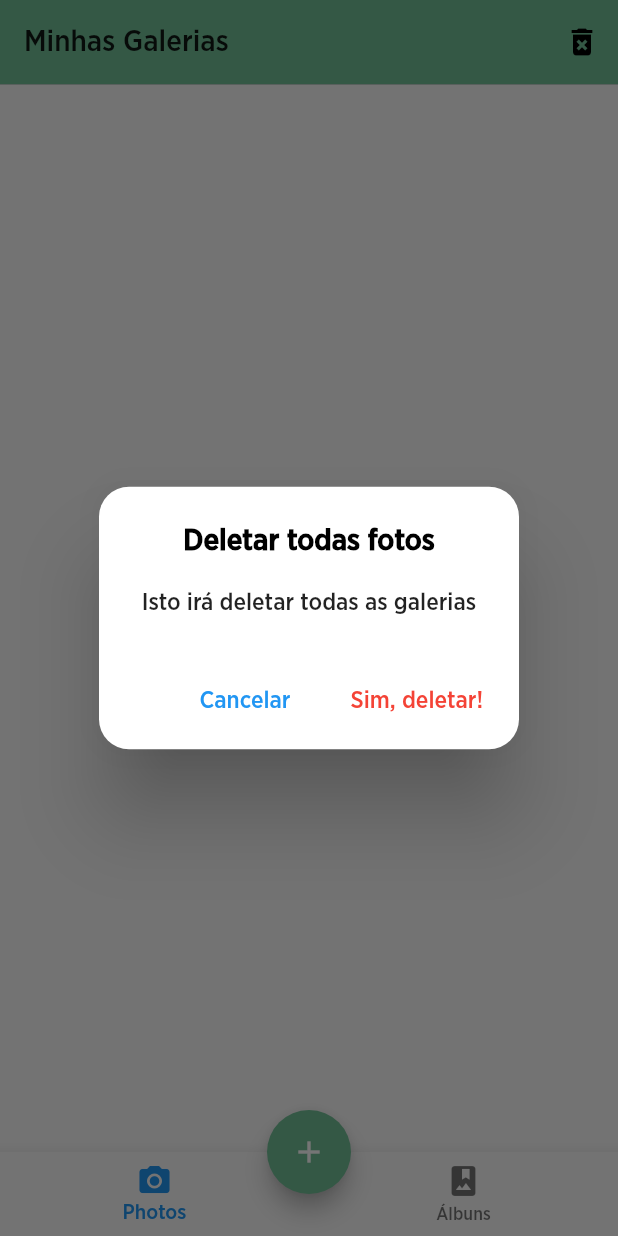
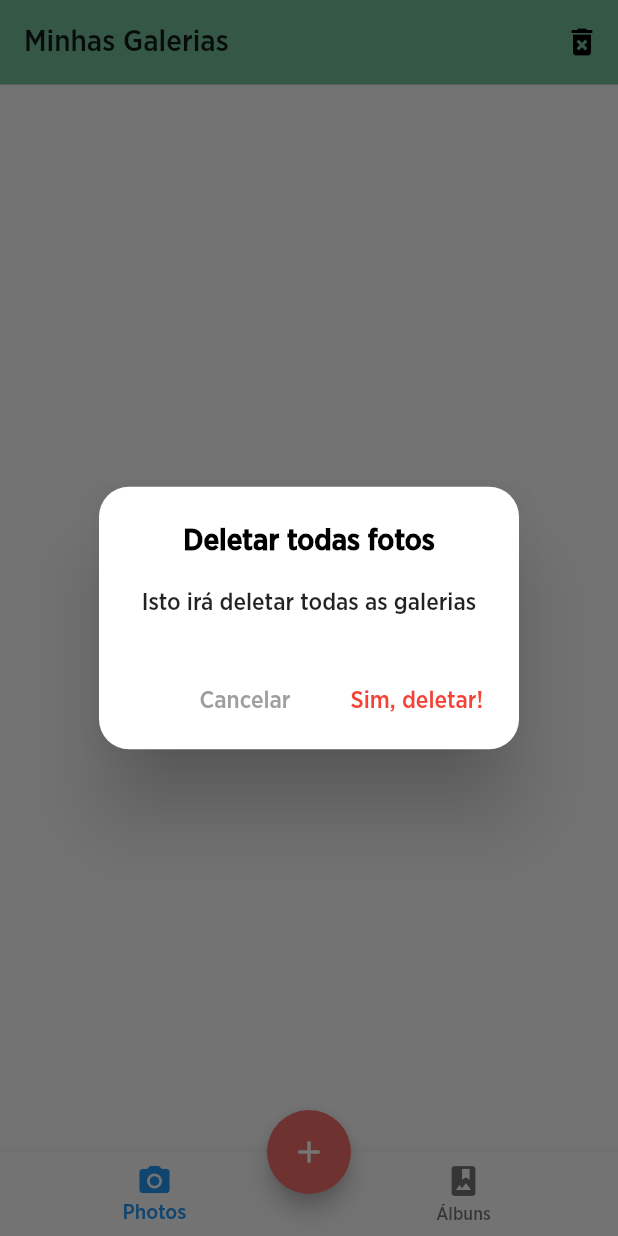
Before and after one commit to andersonmiranda-com/flutter-photos, a Flutter app: the screen it shows after launch, after a tap on the "delete forever" icon, on a phone screen of 412 x 824 dp. Run offline on Flutter 3.47's test engine with Material 2 defaults, Android fonts, the light colour scheme and no system bars; our stand-ins replace cached_network_image, carousel_slider, sqflite; missing offline and left inert: flutter_advanced_networkimage; accounts and stored records are empty.

Commit message:
tweak cor

```diff
--- a/lib/src/pages/home_page.dart
+++ b/lib/src/pages/home_page.dart
@@ -52,7 +52,7 @@ class _HomePageState extends State<HomePage> {
               context: context,
               builder: (_) => AddCollectionDialog(),
             ),
-        backgroundColor: Theme.of(context).primaryColor,
+        backgroundColor: Theme.of(context).accentColor,
       ),
     );
   }
@@ -105,7 +105,7 @@ class _HomePageState extends State<HomePage> {
             actions: <Widget>[
               FlatButton(
                 child: Text('Cancelar', style: TextStyle(fontSize: 16.0)),
-                textColor: Colors.blue,
+                textColor: Colors.grey,
                 onPressed: () => Navigator.of(context).pop(),
               ),
               FlatButton(
@@ -169,7 +169,7 @@ class _AddCollectionDialogState extends State<AddCollectionDialog> {
       actions: <Widget>[
         FlatButton(
           child: Text('Cancelar', style: TextStyle(fontSize: 16.0)),
-          textColor: Colors.blue,
+          textColor: Colors.grey,
           onPressed: () => Navigator.of(context).pop(),
         ),
         FlatButton(
```
